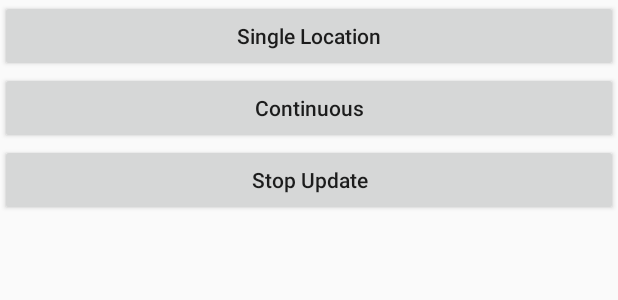
After one commit to enigmaharjan/Map, an Android app: the layout activity_location.xml on its own in the app's theme, with its tools: preview values and no code run, on a phone screen of 412 x 824 dp. The commit adds this screen. Shown: the top 300 px of the screen. Run offline under Robolectric (Android 15) with nearby library versions, the phone set to English and light mode, and no system bars.

Commit message:
Show Current Location But Needs Refinement

```diff
--- /dev/null
+++ b/app/src/main/res/layout/activity_location.xml
@@ -0,0 +1,28 @@
+<?xml version="1.0" encoding="utf-8"?>
+<LinearLayout xmlns:android="http://schemas.android.com/apk/res/android"
+    android:orientation="vertical"
+    xmlns:app="http://schemas.android.com/apk/res-auto"
+    xmlns:tools="http://schemas.android.com/tools"
+    android:layout_width="match_parent"
+    android:layout_height="match_parent"
+    tools:context=".LocationActivity">
+    <Button
+        android:id="@+id/requestSingleLocationButton"
+        android:layout_width="match_parent"
+        android:layout_height="wrap_content"
+        android:textAllCaps="false"
+        android:text="Single Location" />
+    <Button
+        android:id="@+id/requestLocationUpdatesButton"
+        android:layout_width="match_parent"
+        android:layout_height="wrap_content"
+        android:textAllCaps="false"
+        android:text="Continuous" />
+
+    <Button
+        android:id="@+id/stopLocationUpdatesButton"
+        android:layout_width="match_parent"
+        android:layout_height="wrap_content"
+        android:textAllCaps="false"
+        android:text="Stop Update" />
+</LinearLayout>
--- a/build.gradle
+++ b/build.gradle
@@ -8,6 +8,7 @@ buildscript {
     }
     dependencies {
         classpath 'com.android.tools.build:gradle:3.4.0'
+        classpath 'com.google.gms:google-services:4.2.0'
 
         // NOTE: Do not place your application dependencies here; they belong
         // in the individual module build.gradle files
--- a/gradle.properties
+++ b/gradle.properties
@@ -7,6 +7,8 @@
 # Specifies the JVM arguments used for the daemon process.
 # The setting is particularly useful for tweaking memory settings.
 org.gradle.jvmargs=-Xmx1536m
+android.useAndroidX=true
+android.enableJetifier=true
 # When configured, Gradle will run in incubating parallel mode.
 # This option should only be used with decoupled projects. More details, visit
 # http://www.gradle.org/docs/current/userguide/multi_project_builds.html#sec:decoupled_projects
```
Also changed, not shown: app/build.gradle (+10 -4 lines), app/src/main/AndroidManifest.xml (+5 -3 lines), app/src/main/java/com/softwarica/map/LocationActivity.java (added, +92 -0 lines), app/src/main/java/com/softwarica/map/MapsActivity.java (+81 -38 lines), app/src/main/res/drawable/ic_person_pin_circle_black_24dp.xml (added, +9 -0 lines), app/src/main/res/layout/activity_maps.xml (+25 -5 lines), app/src/main/res/drawable/home.png (added), app/src/main/res/drawable/khatte.png (added).
